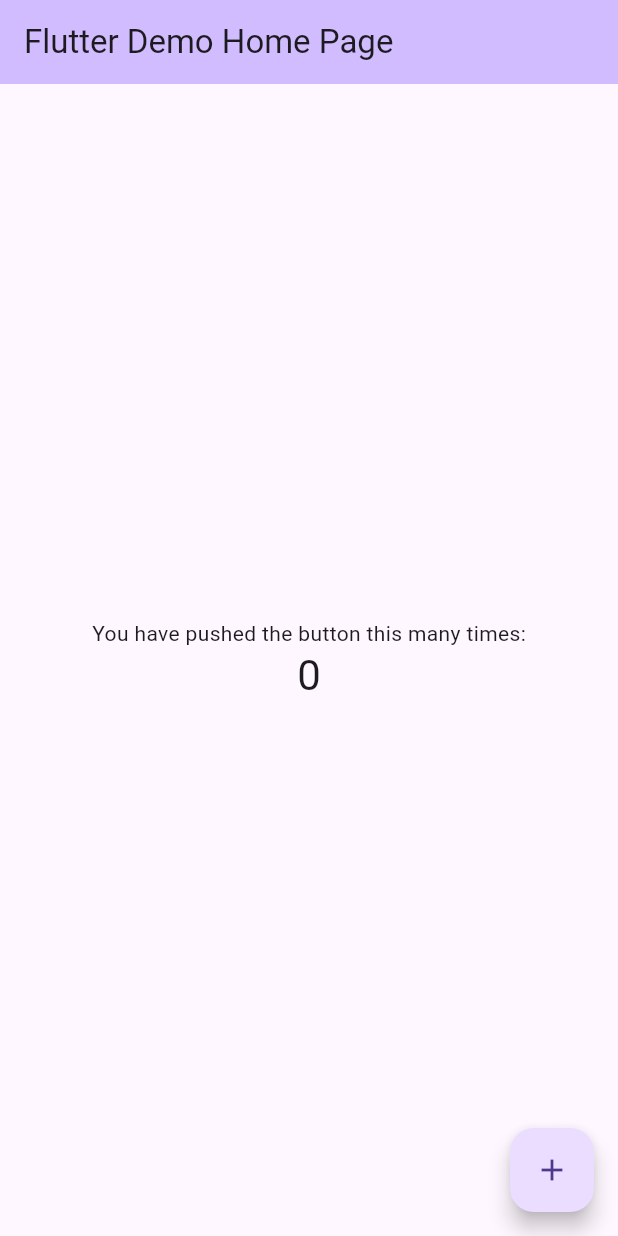
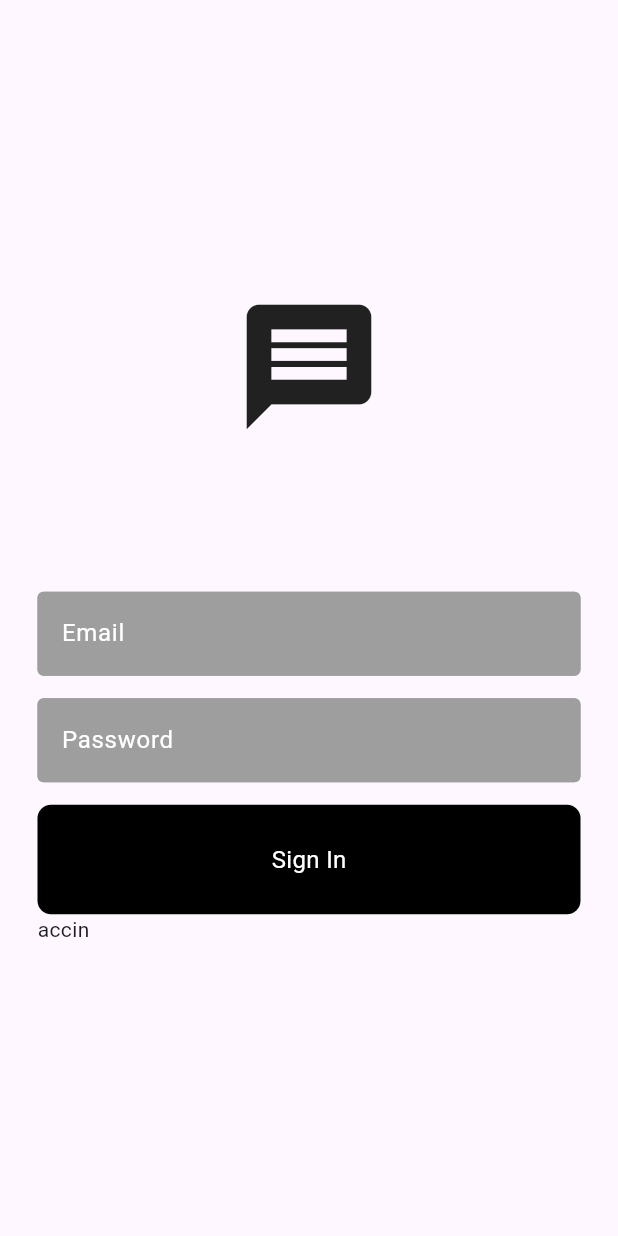
Before and after one commit to sxmpiternvl/messenger, a Flutter app: the screen it shows after launch, on a phone screen of 412 x 824 dp. Run offline on Flutter 3.47's test engine with Material 3 defaults, Android fonts, the phone set to English and light mode, and no system bars; our stand-ins replace firebase_auth, firebase_core; accounts and stored records are empty.

Commit message:
second commit

```diff
--- a/lib/components/myButton.dart
+++ b/lib/components/myButton.dart
@@ -0,0 +1,25 @@
+import 'package:flutter/material.dart';
+
+class MyButton extends StatelessWidget {
+  final void Function()? onTap;
+  final String text;
+  const MyButton({super.key, required this.onTap, required this.text});
+
+  @override
+  Widget build(BuildContext context) {
+    return GestureDetector(
+      onTap: onTap,
+      child: Container(
+        padding: EdgeInsets.all(25),
+        decoration: BoxDecoration(
+            color: Colors.black, borderRadius: BorderRadius.circular(9)),
+        child: Center(
+          child: Text(
+            text,
+            style: const TextStyle(color: Colors.white, fontSize: 16),
+          ),
+        ),
+      ),
+    );
+  }
+}
--- a/lib/components/myTextField.dart
+++ b/lib/components/myTextField.dart
@@ -0,0 +1,31 @@
+import 'package:flutter/material.dart';
+
+class MyTextField extends StatelessWidget {
+  final TextEditingController controller;
+  final String hintText;
+  final bool obscureText;
+  const MyTextField(
+      {super.key,
+      required this.controller,
+      required this.hintText,
+      required this.obscureText});
+
+  @override
+  Widget build(BuildContext context) {
+    return TextField(
+      controller: controller,
+      obscureText: obscureText,
+      decoration: InputDecoration(
+          enabledBorder: OutlineInputBorder(
+            borderSide: BorderSide(color: Colors.grey),
+          ),
+          focusedBorder: OutlineInputBorder(
+            borderSide: BorderSide(color: Colors.white),
+          ),
+          fillColor: Colors.grey,
+          filled: true,
+          hintText: hintText,
+          hintStyle: TextStyle(color: Colors.white)),
+    );
+  }
+}
--- a/lib/main.dart
+++ b/lib/main.dart
@@ -1,101 +1,26 @@
+import 'package:firebase_core/firebase_core.dart';
 import 'package:flutter/material.dart';
+import 'package:messenger/firebase_options.dart';
+import 'package:messenger/service/auth/auth_gate.dart';
+import 'package:messenger/service/auth/auth_service.dart';
+import 'package:provider/provider.dart';
 
-void main() {
-  runApp(const MyApp());
+void main() async {
+  WidgetsFlutterBinding.ensureInitialized();
+  await Firebase.initializeApp(options: DefaultFirebaseOptions.currentPlatform);
+  runApp(ChangeNotifierProvider(
+    create: (context) => AuthService(),
+    child: const MyApp(),
+  ));
 }
 
 class MyApp extends StatelessWidget {
   const MyApp({super.key});
 
-  // This widget is the root of your application.
   @override
   Widget build(BuildContext context) {
-    return MaterialApp(
-      // title: 'Flutter Demo',
-      // theme: ThemeData(
-      //   colorScheme: ColorScheme.fromSeed(seedColor: Colors.deepPurple),
-      //   useMaterial3: true,
-      // ),
-      home: const MyHomePage(title: 'Flutter Demo Home Page'),
+    return const MaterialApp(
+      home: AuthGate(),
     );
   }
 }
-
-class MyHomePage extends StatefulWidget {
-  const MyHomePage({super.key, required this.title});
-
-  final String title;
-
-  @override
-  State<MyHomePage> createState() => _MyHomePageState();
-}
-
-class _MyHomePageState extends State<MyHomePage> {
-  int _counter = 0;
-
-  void _incrementCounter() {
-    setState(() {
-      // This call to setState tells the Flutter framework that something has
-      // changed in this State, which causes it to rerun the build method below
-      // so that the display can reflect the updated values. If we changed
-      // _counter without calling setState(), then the build method would not be
-      // called again, and so nothing would appear to happen.
-      _counter++;
-    });
-  }
-
-  @override
-  Widget build(BuildContext context) {
-    // This method is rerun every time setState is called, for instance as done
-    // by the _incrementCounter method above.
-    //
-    // The Flutter framework has been optimized to make rerunning build methods
-    // fast, so that you can just rebuild anything that needs updating rather
-    // than having to individually change instances of widgets.
-    return Scaffold(
-      appBar: AppBar(
-        // TRY THIS: Try changing the color here to a specific color (to
-        // Colors.amber, perhaps?) and trigger a hot reload to see the AppBar
-        // change color while the other colors stay the same.
-        backgroundColor: Theme.of(context).colorScheme.inversePrimary,
-        // Here we take the value from the MyHomePage object that was created by
-        // the App.build method, and use it to set our appbar title.
-        title: Text(widget.title),
-      ),
-      body: Center(
-        // Center is a layout widget. It takes a single child and positions it
-        // in the middle of the parent.
-        child: Column(
-          // Column is also a layout widget. It takes a list of children and
-          // arranges them vertically. By default, it sizes itself to fit its
-          // children horizontally, and tries to be as tall as its parent.
-          //
-          // Column has various properties to control how it sizes itself and
-          // how it positions its children. Here we use mainAxisAlignment to
-          // center the children vertically; the main axis here is the vertical
-          // axis because Columns are vertical (the cross axis would be
-          // horizontal).
-          //
-          // TRY THIS: Invoke "debug painting" (choose the "Toggle Debug Paint"
-          // action in the IDE, or press "p" in the console), to see the
-          // wireframe for each widget.
-          mainAxisAlignment: MainAxisAlignment.center,
-          children: <Widget>[
-            const Text(
-              'You have pushed the button this many times:',
-            ),
-            Text(
-              '$_counter',
-              style: Theme.of(context).textTheme.headlineMedium,
-            ),
-          ],
-        ),
-      ),
-      floatingActionButton: FloatingActionButton(
-        onPressed: _incrementCounter,
-        tooltip: 'Increment',
-        child: const Icon(Icons.add),
-      ), // This trailing comma makes auto-formatting nicer for build methods.
-    );
-  }
-}
--- a/lib/screens/loginPage.dart
+++ b/lib/screens/loginPage.dart
@@ -0,0 +1,82 @@
+import 'package:flutter/material.dart';
+import 'package:messenger/components/myButton.dart';
+import 'package:messenger/components/myTextField.dart';
+import 'package:messenger/service/auth/auth_service.dart';
+import 'package:provider/provider.dart';
+
+class LoginPage extends StatefulWidget {
+  final void Function()? onTap;
+  const LoginPage({super.key, this.onTap});
+
+  @override
+  State<LoginPage> createState() => _LoginPageState();
+}
+
+class _LoginPageState extends State<LoginPage> {
+  final emailController = TextEditingController();
+  final passwordController = TextEditingController();
+  //
+  void signIn() async {
+    final authService = Provider.of<AuthService>(context, listen: false);
+    try {
+      //
+      await authService.signInWithEmailandPassword(
+          emailController.text, passwordController.text);
+    } catch (e) {
+      //
+      ScaffoldMessenger.of(context)
+          .showSnackBar(SnackBar(content: Text(e.toString())));
+    }
+  }
+
+  //
+  @override
+  Widget build(BuildContext context) {
+    return Scaffold(
+      body: SafeArea(
+        child: Center(
+          child: Padding(
+            padding: const EdgeInsets.symmetric(horizontal: 25.0),
+            child: Column(
+              mainAxisAlignment: MainAxisAlignment.center,
+              children: [
+                const Icon(
+                  Icons.message,
+                  size: 100,
+                ),
+                const SizedBox(
+                  height: 50,
+                ),
+                const SizedBox(
+                  height: 50,
+                ),
+                MyTextField(
+                    controller: emailController,
+                    hintText: 'Email',
+                    obscureText: false),
+                const SizedBox(
+                  height: 15,
+                ),
+                MyTextField(
+                    controller: passwordController,
+                    hintText: 'Password',
+                    obscureText: true),
+                const SizedBox(
+                  height: 15,
+                ),
+                MyButton(onTap: signIn, text: "Sign In"),
+                Row(
+                  children: [
+                    const Text('acc'),
+                    GestureDetector(
+                        onTap: widget.onTap, child: const Text('in')),
+                  ],
+                )
+              ],
+            ),
+          ),
+        ),
+      ),
+    );
+  }
+}
--- a/lib/service/auth/auth_gate.dart
+++ b/lib/service/auth/auth_gate.dart
@@ -0,0 +1,25 @@
+import 'package:firebase_auth/firebase_auth.dart';
+import 'package:flutter/material.dart';
+import 'package:messenger/service/auth/login_or_register.dart';
+
+import '../../screens/homePage.dart';
+
+class AuthGate extends StatelessWidget {
+  const AuthGate({super.key});
+
+  @override
+  Widget build(BuildContext context) {
+    return Scaffold(
+      body: StreamBuilder(
+        stream: FirebaseAuth.instance.authStateChanges(),
+        builder: (context, snapshot) {
+          if (snapshot.hasData) {
+            return const HomePage();
+          } else {
+            return const LoginOrRegister();
+          }
+        },
+      ),
+    );
+  }
+}
--- a/lib/service/auth/auth_service.dart
+++ b/lib/service/auth/auth_service.dart
@@ -0,0 +1,31 @@
+import 'package:firebase_auth/firebase_auth.dart';
+import 'package:flutter/cupertino.dart';
+
+class AuthService extends ChangeNotifier {
+  final FirebaseAuth _firebaseAuth = FirebaseAuth.instance;
+  Future<UserCredential> signInWithEmailandPassword(
+      String email, String password) async {
+    try {
+      UserCredential userCredential = await _firebaseAuth
+          .signInWithEmailAndPassword(email: email, password: password);
+      return userCredential;
+    } on FirebaseException catch (e) {
+      throw Exception(e.code);
+    }
+  }
+
+  Future<UserCredential> signUpWithEmailandPassword(
+      String email, String password) async {
+    try {
+      UserCredential userCredential = await _firebaseAuth
+          .createUserWithEmailAndPassword(email: email, password: password);
+      return userCredential;
+    } on FirebaseException catch (e) {
+      throw Exception(e.code);
+    }
+  }
+
+  Future<void> signOut() async {
+    return await FirebaseAuth.instance.signOut();
+  }
+}
--- a/lib/service/auth/login_or_register.dart
+++ b/lib/service/auth/login_or_register.dart
@@ -0,0 +1,33 @@
+import 'package:flutter/material.dart';
+import 'package:messenger/screens/loginPage.dart';
+import 'package:messenger/screens/registrationPage.dart';
+
+class LoginOrRegister extends StatefulWidget {
+  const LoginOrRegister({super.key});
+
+  @override
+  State<LoginOrRegister> createState() => _LoginOrRegisterState();
+}
+
+class _LoginOrRegisterState extends State<LoginOrRegister> {
+  bool showLoginPage = true;
+
+  void togglePages() {
+    setState(() {
+      showLoginPage = !showLoginPage;
+    });
+  }
+
+  @override
+  Widget build(BuildContext context) {
+    if (showLoginPage) {
+      return LoginPage(
+        onTap: togglePages,
+      );
+    } else {
+      return RegistrationPage(
+        onTap: togglePages,
+      );
+    }
+  }
+}
--- a/pubspec.yaml
+++ b/pubspec.yaml
@@ -37,7 +37,8 @@ dependencies:
   cupertino_icons: ^1.0.2
   firebase_core: ^2.24.2
   firebase_auth: ^4.16.0
-
+  provider:
+  cloud_firestore: ^4.14.0
 dev_dependencies:
   flutter_test:
     sdk: flutter
```
Also changed, not shown: lib/screens/homePage.dart (+28 -0 lines), lib/screens/registrationPage.dart (+97 -0 lines), pubspec.lock.
